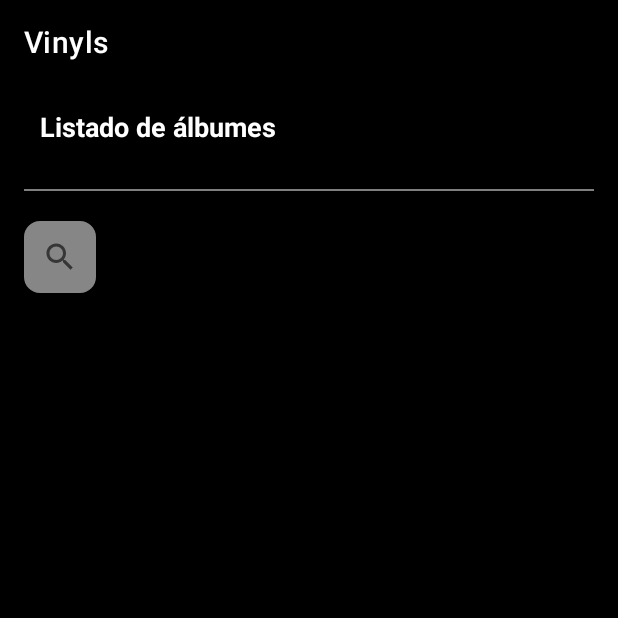
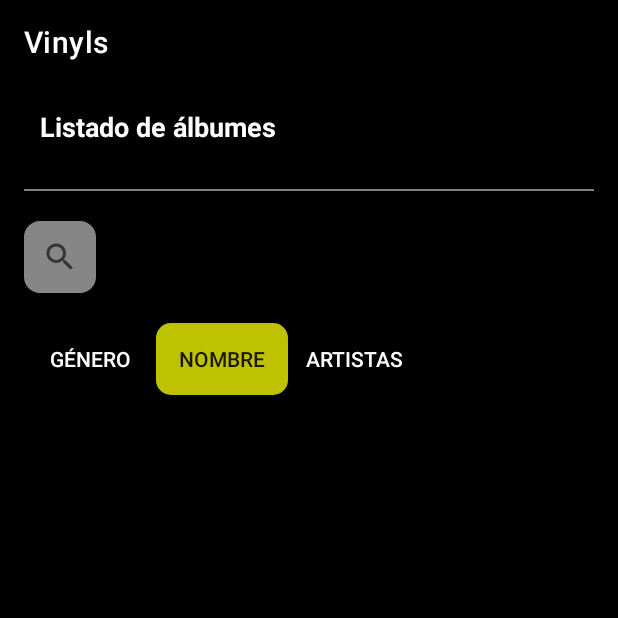
Before and after one commit to kevin96uniandes/MISO2023-aplicaciones-moviles, an Android app: the fragment ListAlbumsFragment shown on its own in the app's theme, on a phone screen of 412 x 824 dp, the top half of it. Run offline under Robolectric (Android 15) with nearby library versions, the phone set to English and light mode, and no system bars.

Commit message:
Se adicionan los botones de ordernamiento por género, nombre y artista

```diff
--- a/app/src/main/java/com/uniandes/vinyls/models/Album.kt
+++ b/app/src/main/java/com/uniandes/vinyls/models/Album.kt
@@ -1,12 +1,13 @@
 package com.uniandes.vinyls.models
 
 import androidx.room.Entity
+import androidx.room.PrimaryKey
 import org.json.JSONArray
 import org.json.JSONObject
 
 @Entity(tableName = "albums_table")
 data class Album (
-    val albumId:Int,
+    @PrimaryKey(autoGenerate = true) val albumId:Int,
     val name:String,
     val cover:String,
     val releaseDate:String,
--- a/app/src/main/java/com/uniandes/vinyls/ui/DashboardActivity.kt
+++ b/app/src/main/java/com/uniandes/vinyls/ui/DashboardActivity.kt
@@ -11,6 +11,7 @@ import androidx.fragment.app.Fragment
 import com.google.android.material.navigation.NavigationView
 import com.uniandes.vinyls.R
 import com.uniandes.vinyls.ui.fragments.CreateAlbumFragment
+import com.uniandes.vinyls.ui.fragments.ListAlbumsFragment
 
 class DashboardActivity : CrossIntentActivity(), NavigationView.OnNavigationItemSelectedListener {
     private lateinit var drawer: DrawerLayout
--- a/app/src/main/java/com/uniandes/vinyls/ui/fragments/ListAlbumsFragment.kt
+++ b/app/src/main/java/com/uniandes/vinyls/ui/fragments/ListAlbumsFragment.kt
@@ -6,6 +6,8 @@ import androidx.fragment.app.Fragment
 import android.view.LayoutInflater
 import android.view.View
 import android.view.ViewGroup
+import android.widget.Button
+import androidx.core.content.ContextCompat
 import com.uniandes.vinyls.R
 import com.uniandes.vinyls.viewmodels.ListAlbumsViewModel
 
@@ -14,7 +16,6 @@ class ListAlbumsFragment : Fragment() {
     companion object {
         fun newInstance() = ListAlbumsFragment()
     }
-
     private lateinit var viewModel: ListAlbumsViewModel
 
     override fun onCreateView(
@@ -30,4 +31,39 @@ class ListAlbumsFragment : Fragment() {
         // TODO: Use the ViewModel
     }
 
+    override fun onViewCreated(view: View, savedInstanceState: Bundle?) {
+        super.onViewCreated(view, savedInstanceState)
+
+        val genreButton = view.findViewById<Button>(R.id.order_genre_button)
+        val nameButton = view.findViewById<Button>(R.id.order_name_button)
+        val artistButton = view.findViewById<Button>(R.id.order_artist_button)
+
+        genreButton.setOnClickListener {
+            genreButton.setBackgroundResource(R.drawable.rounded_button)
+            genreButton.setTextColor(ContextCompat.getColor(requireContext(), R.color.black))
+            nameButton.setBackgroundColor(ContextCompat.getColor(requireContext(), R.color.black))
+            nameButton.setTextColor(ContextCompat.getColor(requireContext(), R.color.white))
+            artistButton.setBackgroundColor(ContextCompat.getColor(requireContext(), R.color.black))
+            artistButton.setTextColor(ContextCompat.getColor(requireContext(), R.color.white))
+        }
+
+        nameButton.setOnClickListener {
+            genreButton.setBackgroundColor(ContextCompat.getColor(requireContext(), R.color.black))
+            genreButton.setTextColor(ContextCompat.getColor(requireContext(), R.color.white))
+            nameButton.setBackgroundResource(R.drawable.rounded_button)
+            nameButton.setTextColor(ContextCompat.getColor(requireContext(), R.color.black))
+            artistButton.setBackgroundColor(ContextCompat.getColor(requireContext(), R.color.black))
+            artistButton.setTextColor(ContextCompat.getColor(requireContext(), R.color.white))
+        }
+
+        artistButton.setOnClickListener {
+            genreButton.setBackgroundColor(ContextCompat.getColor(requireContext(), R.color.black))
+            genreButton.setTextColor(ContextCompat.getColor(requireContext(), R.color.white))
+            nameButton.setBackgroundColor(ContextCompat.getColor(requireContext(), R.color.black))
+            nameButton.setTextColor(ContextCompat.getColor(requireContext(), R.color.white))
+            artistButton.setBackgroundResource(R.drawable.rounded_button)
+            artistButton.setTextColor(ContextCompat.getColor(requireContext(), R.color.black))
+        }
+    }
+
 }
--- /dev/null
+++ b/app/src/main/res/drawable/rounded_button.xml
@@ -0,0 +1,5 @@
+<?xml version="1.0" encoding="utf-8"?>
+<shape xmlns:android="http://schemas.android.com/apk/res/android">
+    <solid android:color="@color/vinyls_yellow" /> <!-- Cambia este color al color de fondo deseado -->
+    <corners android:radius="10dp" /> <!-- Esto establece el radio de los bordes, ajusta a tu preferencia -->
+</shape>
--- a/app/src/main/res/layout/fragment_list_albums.xml
+++ b/app/src/main/res/layout/fragment_list_albums.xml
@@ -17,34 +17,57 @@
             android:layout_width="match_parent"
             android:layout_height="wrap_content"
             android:orientation="vertical">
-
             <com.uniandes.vinyls.ui.components.CustomTextView
                 android:layout_width="wrap_content"
                 android:layout_height="wrap_content"
                 android:text="@string/list_albums_label"
                 android:textSize="33sp"
                 android:layout_marginBottom="20dp"/>
-
             <View
                 android:layout_height="1dp"
                 android:layout_width="match_parent"
                 android:background="@color/white"
                 android:alpha="0.5"
                 android:layout_marginBottom="20dp"/>
+        </androidx.appcompat.widget.LinearLayoutCompat>
 
-        </androidx.appcompat.widget.LinearLayoutCompat>
         <androidx.appcompat.widget.LinearLayoutCompat
             android:layout_width="match_parent"
             android:layout_height="wrap_content"
             android:orientation="vertical">
-
             <androidx.appcompat.widget.SearchView
                 android:id="@+id/search_albums"
                 android:layout_width="wrap_content"
                 android:layout_height="wrap_content"
                 android:background="@drawable/search_bar_background"
-                android:hint="Buscar álbumes..." />
+                android:hint="Buscar álbumes..."
+                android:layout_marginBottom="20dp" />
+        </androidx.appcompat.widget.LinearLayoutCompat>
 
+        <androidx.appcompat.widget.LinearLayoutCompat
+            android:layout_width="match_parent"
+            android:layout_height="wrap_content"
+            android:orientation="horizontal">
+            <androidx.appcompat.widget.AppCompatButton
+                android:id="@+id/order_genre_button"
+                android:layout_width="wrap_content"
+                android:layout_height="wrap_content"
+                android:text="@string/musical_genre"
+                android:background="@color/black"
+                android:textColor="@color/white" />
+            <androidx.appcompat.widget.AppCompatButton
+                android:id="@+id/order_name_button"
+                android:layout_width="wrap_content"
+                android:layout_height="wrap_content"
+                android:text="@string/order_name_label"
+                android:background="@drawable/rounded_button" />
+            <androidx.appcompat.widget.AppCompatButton
+                android:id="@+id/order_artist_button"
+                android:layout_width="wrap_content"
+                android:layout_height="wrap_content"
+                android:text="@string/menu_artists"
+                android:background="@color/black"
+                android:textColor="@color/white" />
         </androidx.appcompat.widget.LinearLayoutCompat>
 
     </androidx.appcompat.widget.LinearLayoutCompat>
--- a/app/src/main/res/values/ids.xml
+++ b/app/src/main/res/values/ids.xml
@@ -10,4 +10,7 @@
     <item name="create_album_review_char_counter" type="id" />
     <item name="btn_sign_in_as_collectors" type="id" />
     <item name="search_albums" type="id" />
+    <item name="order_genre_button" type="id" />
+    <item name="order_name_button" type="id" />
+    <item name="order_artist_button" type="id" />
 </resources>
--- a/app/src/main/res/values/strings.xml
+++ b/app/src/main/res/values/strings.xml
@@ -19,4 +19,6 @@
     <string name="navigation_drawer_open">Open</string>
     <string name="navigation_drawer_close">Close</string>
     <string name="list_albums_label">Listado de álbumes</string>
+    <string name="order_name_label">Nombre</string>
+    <string name="title_activity_list_albums">ListAlbumsActivity</string>
 </resources>
```
Also changed, not shown: app/build.gradle (+13 -20 lines), app/src/main/AndroidManifest.xml (+6 -1 lines).
